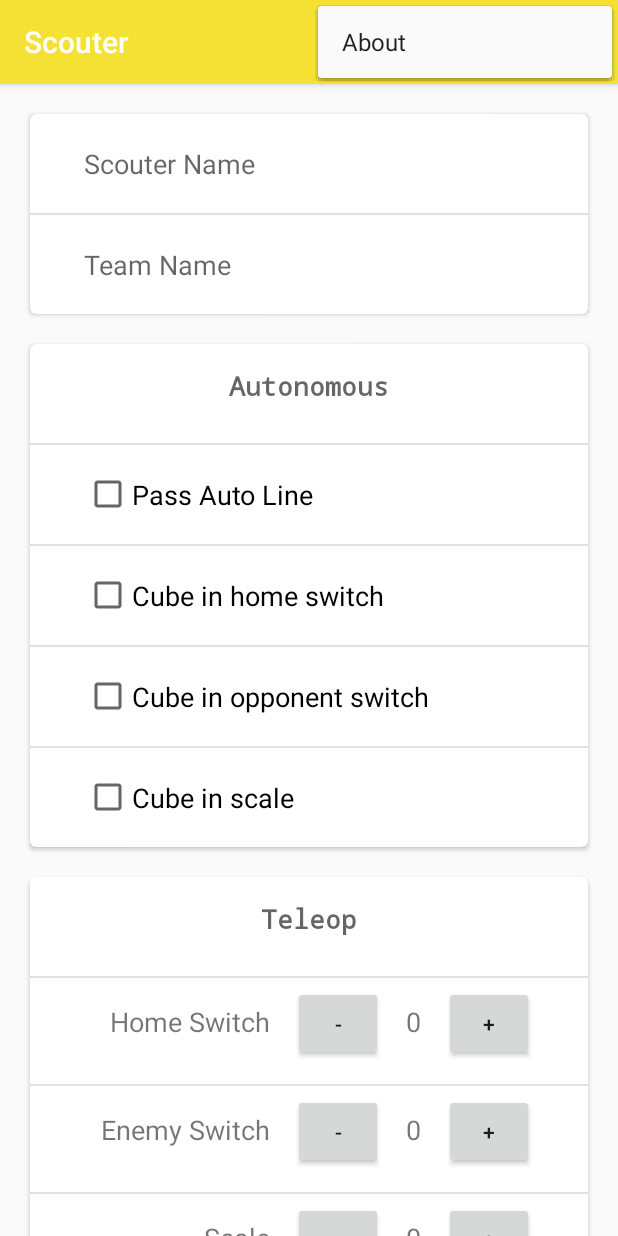
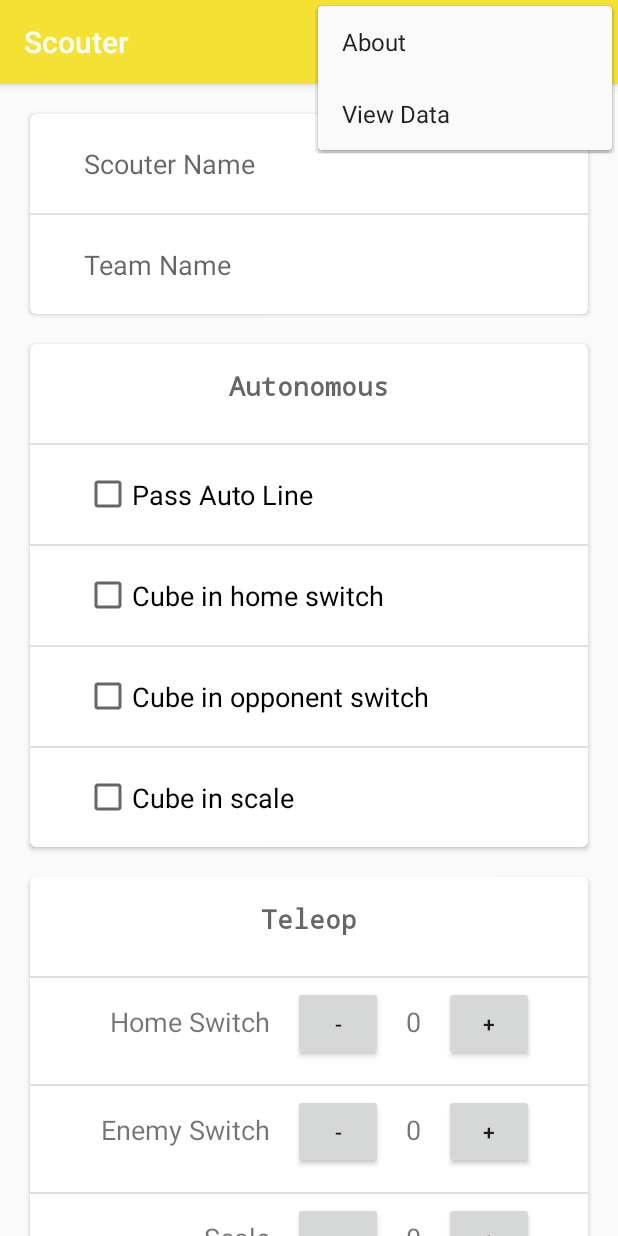
Before and after one commit to frc-emotion/Android-Scouter, an Android app: the MainActivity screen opened directly, with no data from a screen before it, with the options menu open, on a phone screen of 412 x 824 dp. Run offline under Robolectric (Android 15) with nearby library versions, the phone set to English and light mode, and no system bars; libraries missing offline, so code that uses them is left out: com.opencsv.

```diff
--- a/app/src/main/res/menu/menu.xml
+++ b/app/src/main/res/menu/menu.xml
@@ -10,4 +10,10 @@
         android:orderInCategory="100"
         android:title="@string/about"
         app:showAsAction="never" />
+
+    <item
+        android:id="@+id/action_view"
+        android:orderInCategory="100"
+        android:title="@string/view"
+        app:showAsAction="never" />
 </menu>
--- a/app/src/main/res/values/strings.xml
+++ b/app/src/main/res/values/strings.xml
@@ -23,6 +23,7 @@
     <string name="csv_library">Opencsv Library</string>
     <string name="libs">Open Source</string>
     <string name="intro">Replay Intro</string>
+    <string name="view">View Data</string>
 
     <string name="climb_hint">How did the climb go?</string>
     <string name="description__intro">A simple scouting app that saves scouting data to a csv file.</string>
```
Also changed, not shown: app/src/main/java/com/team2658/scouter/AboutActivity.java (+11 -3 lines), app/src/main/java/com/team2658/scouter/MainActivity.java (+9 -3 lines), app/src/main/java/com/team2658/scouter/Utils.java (+7 -0 lines).
